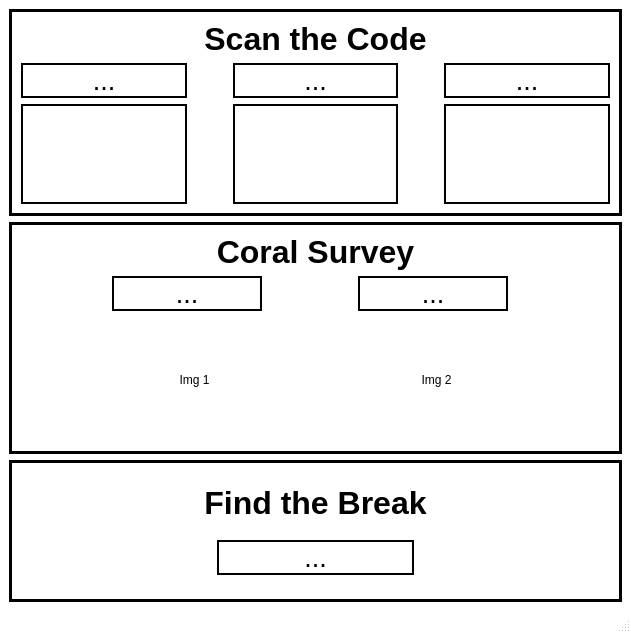
Before: the Qt Designer form utils/navigator_judgepanel/src/UI.ui in uf-mil/mil, drawn with Qt 5.
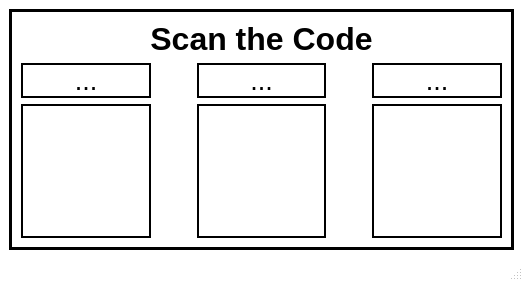
After: the same form once the commit is applied.

Commit message: COMMS PROTOCOL/GUI : Modified comms scan_code_message to send upon recieving /scan_the_code topic of type navigator_msgs::ScanTheCode. Updated GUI for 2018, GUI also recieves /scan_the_code for updating.

Patch:
```diff
--- a/utils/navigator_judgepanel/src/UI.ui
+++ b/utils/navigator_judgepanel/src/UI.ui
@@ -6,10 +6,16 @@
    <rect>
     <x>0</x>
     <y>0</y>
-    <width>631</width>
-    <height>633</height>
+    <width>523</width>
+    <height>281</height>
    </rect>
   </property>
+  <property name="sizePolicy">
+   <sizepolicy hsizetype="Preferred" vsizetype="Preferred">
+    <horstretch>0</horstretch>
+    <verstretch>0</verstretch>
+   </sizepolicy>
+  </property>
   <property name="palette">
    <palette>
     <active>
@@ -145,6 +151,12 @@
    <layout class="QVBoxLayout" name="verticalLayout_2">
     <item>
      <widget class="QFrame" name="frameCode">
+      <property name="sizePolicy">
+       <sizepolicy hsizetype="Expanding" vsizetype="Expanding">
+        <horstretch>0</horstretch>
+        <verstretch>0</verstretch>
+       </sizepolicy>
+      </property>
       <property name="palette">
        <palette>
         <active>
@@ -246,6 +258,18 @@
          </property>
          <item>
           <widget class="QLabel" name="label_Color1">
+           <property name="sizePolicy">
+            <sizepolicy hsizetype="Preferred" vsizetype="Preferred">
+             <horstretch>0</horstretch>
+             <verstretch>0</verstretch>
+            </sizepolicy>
+           </property>
+           <property name="minimumSize">
+            <size>
+             <width>100</width>
+             <height>30</height>
+            </size>
+           </property>
            <property name="font">
             <font>
              <pointsize>20</pointsize>
@@ -286,6 +310,18 @@
          </item>
          <item>
           <widget class="QLabel" name="label_Color2">
+           <property name="sizePolicy">
+            <sizepolicy hsizetype="Preferred" vsizetype="Preferred">
+             <horstretch>0</horstretch>
+             <verstretch>0</verstretch>
+            </sizepolicy>
+           </property>
+           <property name="minimumSize">
+            <size>
+             <width>100</width>
+             <height>30</height>
+            </size>
+           </property>
            <property name="font">
             <font>
              <pointsize>20</pointsize>
@@ -323,6 +359,18 @@
          </item>
          <item>
           <widget class="QLabel" name="label_Color3">
+           <property name="sizePolicy">
+            <sizepolicy hsizetype="Preferred" vsizetype="Preferred">
+             <horstretch>0</horstretch>
+             <verstretch>0</verstretch>
+            </sizepolicy>
+           </property>
+           <property name="minimumSize">
+            <size>
+             <width>100</width>
+             <height>30</height>
+            </size>
+           </property>
            <property name="font">
             <font>
              <pointsize>20</pointsize>
@@ -352,7 +400,7 @@
          <item>
           <widget class="QFrame" name="color1">
            <property name="sizePolicy">
-            <sizepolicy hsizetype="Expanding" vsizetype="Preferred">
+            <sizepolicy hsizetype="Expanding" vsizetype="Expanding">
              <horstretch>0</horstretch>
              <verstretch>0</verstretch>
             </sizepolicy>
@@ -393,11 +441,17 @@
          <item>
           <widget class="QFrame" name="color2">
            <property name="sizePolicy">
-            <sizepolicy hsizetype="Expanding" vsizetype="Preferred">
+            <sizepolicy hsizetype="Expanding" vsizetype="Expanding">
              <horstretch>0</horstretch>
              <verstretch>0</verstretch>
             </sizepolicy>
            </property>
+           <property name="minimumSize">
+            <size>
+             <width>100</width>
+             <height>100</height>
+            </size>
+           </property>
            <property name="frameShape">
             <enum>QFrame::Box</enum>
            </property>
@@ -428,11 +482,23 @@
          <item>
           <widget class="QFrame" name="color3">
            <property name="sizePolicy">
-            <sizepolicy hsizetype="Expanding" vsizetype="Preferred">
+            <sizepolicy hsizetype="Expanding" vsizetype="Expanding">
              <horstretch>0</horstretch>
              <verstretch>0</verstretch>
             </sizepolicy>
            </property>
+           <property name="minimumSize">
+            <size>
+             <width>100</width>
+             <height>100</height>
+            </size>
+           </property>
+           <property name="sizeIncrement">
+            <size>
+             <width>1</width>
+             <height>1</height>
+            </size>
+           </property>
            <property name="frameShape">
             <enum>QFrame::Box</enum>
            </property>
@@ -449,329 +515,6 @@
       </layout>
      </widget>
     </item>
-    <item>
-     <widget class="QFrame" name="frameCoral">
-      <property name="frameShape">
-       <enum>QFrame::Box</enum>
-      </property>
-      <property name="lineWidth">
-       <number>3</number>
-      </property>
-      <layout class="QVBoxLayout" name="layout_CoralSurvey">
-       <item>
-        <widget class="QLabel" name="label_CoralSurvey">
-         <property name="sizePolicy">
-          <sizepolicy hsizetype="Preferred" vsizetype="Maximum">
-           <horstretch>0</horstretch>
-           <verstretch>0</verstretch>
-          </sizepolicy>
-         </property>
-         <property name="font">
-          <font>
-           <pointsize>24</pointsize>
-           <weight>75</weight>
-           <bold>true</bold>
-          </font>
-         </property>
-         <property name="text">
-          <string>Coral Survey</string>
-         </property>
-         <property name="alignment">
-          <set>Qt::AlignCenter</set>
-         </property>
-        </widget>
-       </item>
-       <item>
-        <layout class="QHBoxLayout" name="horizontalLayout_4">
-         <property name="topMargin">
-          <number>0</number>
-         </property>
-         <item>
-          <spacer name="horizontalSpacer_5">
-           <property name="orientation">
-            <enum>Qt::Horizontal</enum>
-           </property>
-           <property name="sizeType">
-            <enum>QSizePolicy::Expanding</enum>
-           </property>
-           <property name="sizeHint" stdset="0">
-            <size>
-             <width>100</width>
-             <height>20</height>
-            </size>
-           </property>
-          </spacer>
-         </item>
-         <item>
-          <widget class="QLabel" name="label">
-           <property name="minimumSize">
-            <size>
-             <width>150</width>
-             <height>0</height>
-            </size>
-           </property>
-           <property name="font">
-            <font>
-             <pointsize>20</pointsize>
-            </font>
-           </property>
-           <property name="frameShape">
-            <enum>QFrame::Box</enum>
-           </property>
-           <property name="lineWidth">
-            <number>2</number>
-           </property>
-           <property name="text">
-            <string>...</string>
-           </property>
-           <property name="alignment">
-            <set>Qt::AlignCenter</set>
-           </property>
-          </widget>
-         </item>
-         <item>
-          <spacer name="horizontalSpacer_6">
-           <property name="orientation">
-            <enum>Qt::Horizontal</enum>
-           </property>
-           <property name="sizeType">
-            <enum>QSizePolicy::Fixed</enum>
-           </property>
-           <property name="sizeHint" stdset="0">
-            <size>
-             <width>90</width>
-             <height>20</height>
-            </size>
-           </property>
-          </spacer>
-         </item>
-         <item>
-          <widget class="QLabel" name="label_2">
-           <property name="minimumSize">
-            <size>
-             <width>150</width>
-             <height>0</height>
-            </size>
-           </property>
-           <property name="font">
-            <font>
-             <pointsize>20</pointsize>
-            </font>
-           </property>
-           <property name="frameShape">
-            <enum>QFrame::Box</enum>
-           </property>
-           <property name="lineWidth">
-            <number>2</number>
-           </property>
-           <property name="text">
-            <string>...</string>
-           </property>
-           <property name="alignment">
-            <set>Qt::AlignCenter</set>
-           </property>
-          </widget>
-         </item>
-         <item>
-          <spacer name="horizontalSpacer_7">
-           <property name="orientation">
-            <enum>Qt::Horizontal</enum>
-           </property>
-           <property name="sizeType">
-            <enum>QSizePolicy::Expanding</enum>
-           </property>
-           <property name="sizeHint" stdset="0">
-            <size>
-             <width>110</width>
-             <height>20</height>
-            </size>
-           </property>
-          </spacer>
-         </item>
-        </layout>
-       </item>
-       <item>
-        <layout class="QHBoxLayout" name="horizontalLayout_6">
-         <property name="spacing">
-          <number>5</number>
-         </property>
-         <property name="topMargin">
-          <number>0</number>
-         </property>
-         <item>
-          <spacer name="horizontalSpacer_8">
-           <property name="orientation">
-            <enum>Qt::Horizontal</enum>
-           </property>
-           <property name="sizeHint" stdset="0">
-            <size>
-             <width>40</width>
-             <height>20</height>
-            </size>
-           </property>
-          </spacer>
-         </item>
-         <item>
-          <widget class="QLabel" name="graphics_Left">
-           <property name="minimumSize">
-            <size>
-             <width>125</width>
-             <height>125</height>
-            </size>
-           </property>
-           <property name="text">
-            <string>Img 1</string>
-           </property>
-           <property name="alignment">
-            <set>Qt::AlignCenter</set>
-           </property>
-          </widget>
-         </item>
-         <item>
-          <spacer name="horizontalSpacer_9">
-           <property name="orientation">
-            <enum>Qt::Horizontal</enum>
-           </property>
-           <property name="sizeHint" stdset="0">
-            <size>
-             <width>40</width>
-             <height>20</height>
-            </size>
-           </property>
-          </spacer>
-         </item>
-         <item>
-          <widget class="QLabel" name="graphics_Right">
-           <property name="minimumSize">
-            <size>
-             <width>125</width>
-             <height>125</height>
-            </size>
-           </property>
-           <property name="text">
-            <string>Img 2</string>
-           </property>
-           <property name="alignment">
-            <set>Qt::AlignCenter</set>
-           </property>
-          </widget>
-         </item>
-         <item>
-          <spacer name="horizontalSpacer_10">
-           <property name="orientation">
-            <enum>Qt::Horizontal</enum>
-           </property>
-           <property name="sizeHint" stdset="0">
-            <size>
-             <width>40</width>
-             <height>20</height>
-            </size>
-           </property>
-          </spacer>
-         </item>
-        </layout>
-       </item>
-      </layout>
-     </widget>
-    </item>
-    <item>
-     <widget class="QFrame" name="frameBreak">
-      <property name="frameShape">
-       <enum>QFrame::Box</enum>
-      </property>
-      <property name="lineWidth">
-       <number>3</number>
-      </property>
-      <layout class="QVBoxLayout" name="layout_FindBreak">
-       <item>
-        <widget class="QLabel" name="label_FindBreak">
-         <property name="sizePolicy">
-          <sizepolicy hsizetype="Minimum" vsizetype="Maximum">
-           <horstretch>0</horstretch>
-           <verstretch>0</verstretch>
-          </sizepolicy>
-         </property>
-         <property name="font">
-          <font>
-           <pointsize>24</pointsize>
-           <weight>75</weight>
-           <bold>true</bold>
-          </font>
-         </property>
-         <property name="text">
-          <string>Find the Break</string>
-         </property>
-         <property name="alignment">
-          <set>Qt::AlignCenter</set>
-         </property>
-        </widget>
-       </item>
-       <item>
-        <layout class="QHBoxLayout" name="horizontalLayout_7">
-         <property name="spacing">
-          <number>5</number>
-         </property>
-         <property name="topMargin">
-          <number>0</number>
-         </property>
-         <item>
-          <spacer name="horizontalSpacer_11">
-           <property name="orientation">
-            <enum>Qt::Horizontal</enum>
-           </property>
-           <property name="sizeHint" stdset="0">
-            <size>
-             <width>40</width>
-             <height>20</height>
-            </size>
-           </property>
-          </spacer>
-         </item>
-         <item>
-          <widget class="QLabel" name="label_break">
-           <property name="sizePolicy">
-            <sizepolicy hsizetype="Expanding" vsizetype="Maximum">
-             <horstretch>0</horstretch>
-             <verstretch>0</verstretch>
-            </sizepolicy>
-           </property>
-           <property name="font">
-            <font>
-             <pointsize>20</pointsize>
-            </font>
-           </property>
-           <property name="frameShape">
-            <enum>QFrame::Box</enum>
-           </property>
-           <property name="lineWidth">
-            <number>2</number>
-           </property>
-           <property name="text">
-            <string>...</string>
-           </property>
-           <property name="alignment">
-            <set>Qt::AlignCenter</set>
-           </property>
-          </widget>
-         </item>
-         <item>
-          <spacer name="horizontalSpacer_12">
-           <property name="orientation">
-            <enum>Qt::Horizontal</enum>
-           </property>
-           <property name="sizeHint" stdset="0">
-            <size>
-             <width>40</width>
-             <height>20</height>
-            </size>
-           </property>
-          </spacer>
-         </item>
-        </layout>
-       </item>
-      </layout>
-     </widget>
-    </item>
    </layout>
   </widget>
   <widget class="QMenuBar" name="menubar">
```
Left out of the diff: 2 changed lines with no effect on the pictures. The commit also changes 11 other files.
